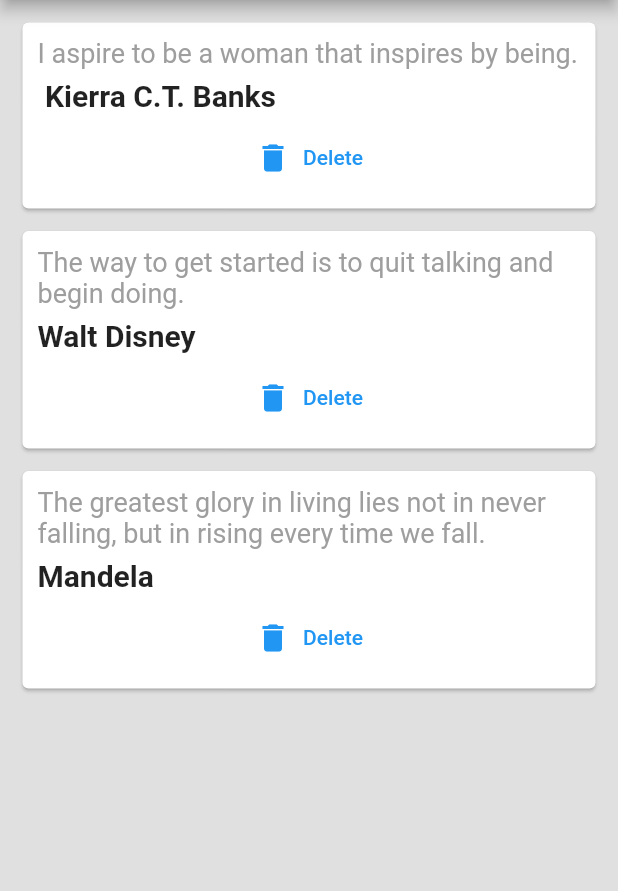
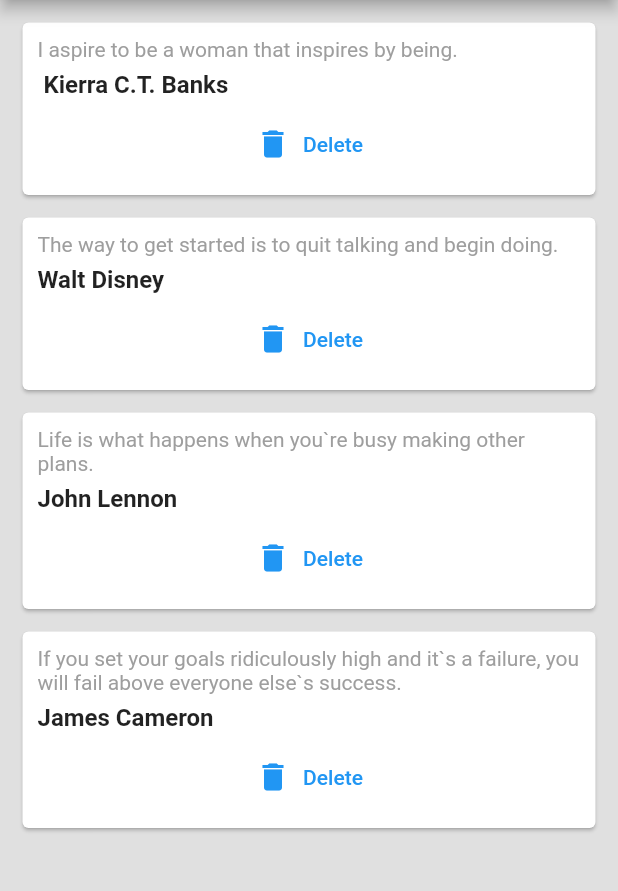
Before and after one commit to shoaibisa/flutter-qoutes, a Flutter app: the screen it shows after launch, on a phone screen of 412 x 824 dp, the part 84-975 px from its top. Run offline on Flutter 3.47's test engine with Material 2 defaults, Android fonts, the phone set to English and light mode, and no system bars.

```diff
--- a/lib/main.dart
+++ b/lib/main.dart
@@ -14,7 +14,8 @@
   List<Quotes> qoutes = [
     Quotes(author: ' Kierra C.T. Banks', text: 'I aspire to be a woman that inspires by being.'),
     Quotes(text: 'The way to get started is to quit talking and begin doing.',author: 'Walt Disney'),
-    Quotes(text: 'The greatest glory in living lies not in never falling, but in rising every time we fall.', author: 'Mandela')
+    Quotes(text: 'Life is what happens when you`re busy making other plans.', author: 'John Lennon'),
+    Quotes(text: 'If you set your goals ridiculously high and it`s a failure, you will fail above everyone else`s success.', author: 'James Cameron')
   ];
 
   @override
--- a/lib/quote_card.dart
+++ b/lib/quote_card.dart
@@ -19,7 +19,7 @@
               quote.text,
               style: TextStyle(
                   color: Colors.grey,
-                  fontSize: 18
+                  fontSize: 14
               ),
             ),
             SizedBox(height: 6,),
@@ -27,7 +27,7 @@
               quote.author,
               style: TextStyle(
                   color: Colors.black87,
-                  fontSize: 20,
+                  fontSize: 16,
                   fontWeight: FontWeight.bold
               ),
             ),
```
